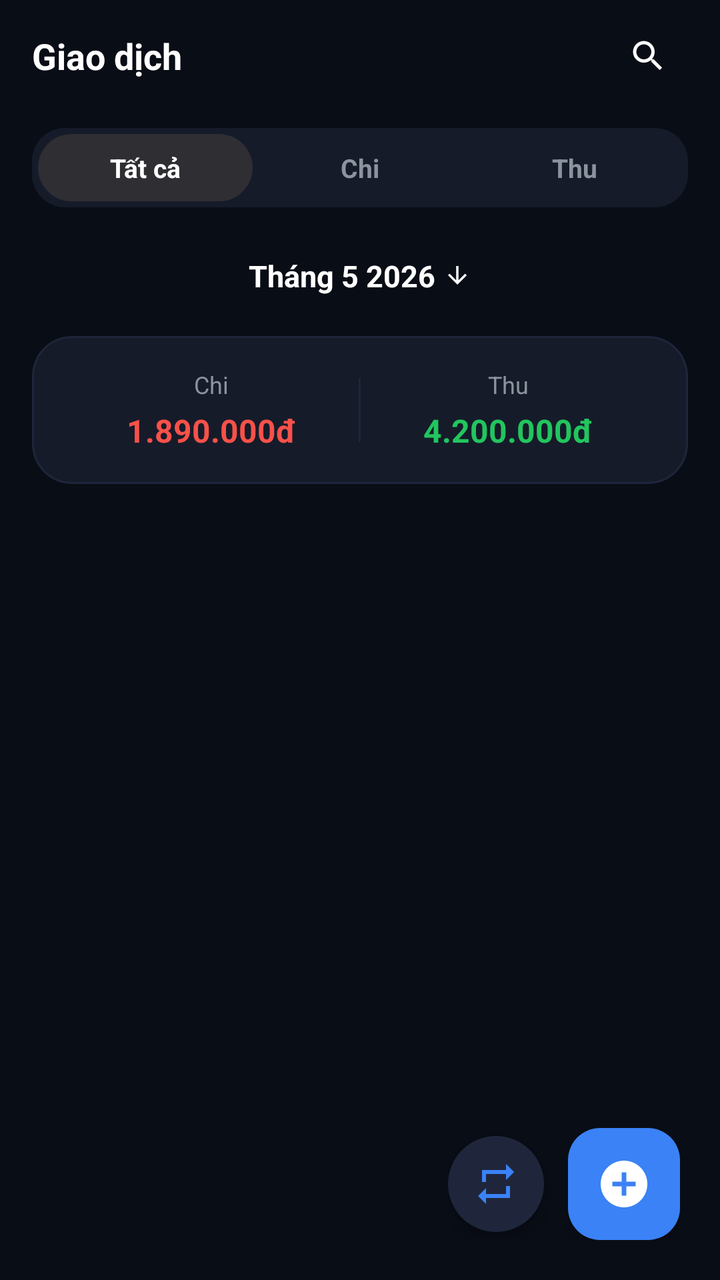
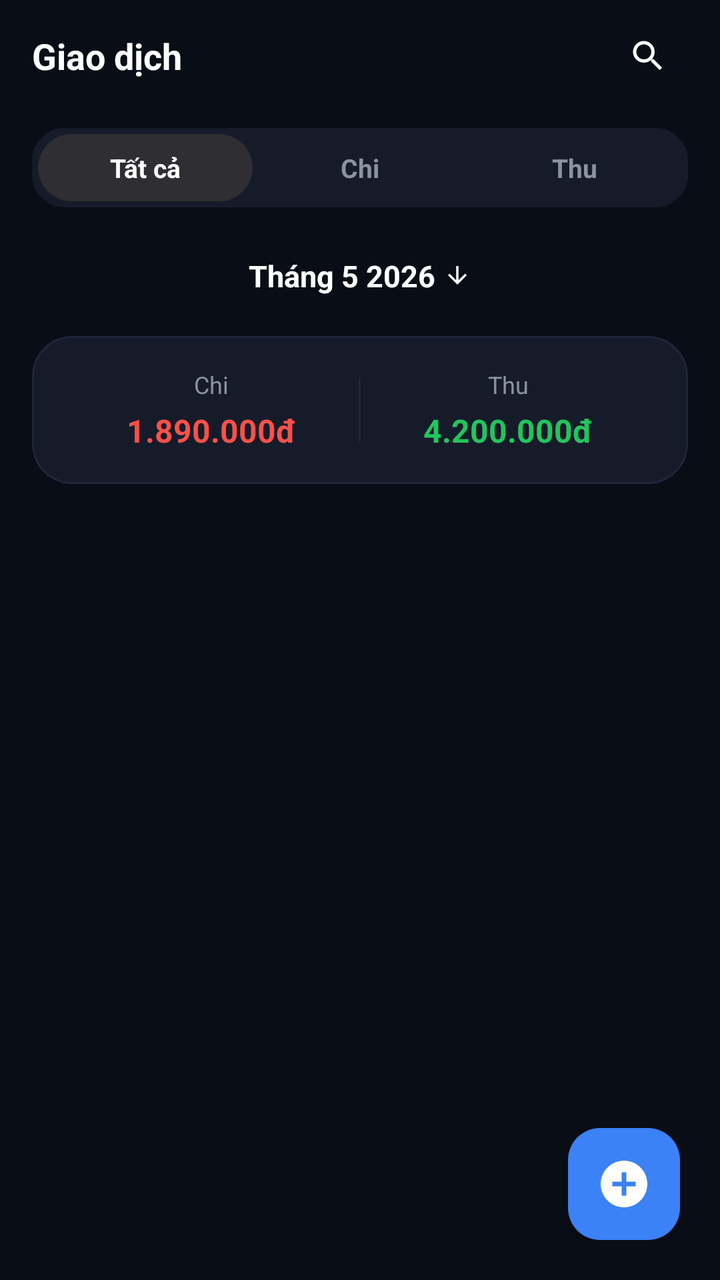

Compare the two renders of this Android layout. The source of the first and the diff that turns it into the second are given below.
<!-- AndroidManifest.xml: application theme Theme.PersonalFinance -->
<!-- res/layout/fragment_transaction_list.xml -->
<?xml version="1.0" encoding="utf-8"?>
<androidx.constraintlayout.widget.ConstraintLayout
    xmlns:android="http://schemas.android.com/apk/res/android"
    xmlns:app="http://schemas.android.com/apk/res-auto"
    xmlns:tools="http://schemas.android.com/tools"
    android:layout_width="match_parent"
    android:layout_height="match_parent"
    android:background="@color/background">

    
    <RelativeLayout
        android:id="@+id/headerBar"
        android:layout_width="match_parent"
        android:layout_height="56dp"
        android:paddingHorizontal="16dp"
        app:layout_constraintTop_toTopOf="parent">

        <TextView
            android:layout_width="wrap_content"
            android:layout_height="wrap_content"
            android:layout_centerVertical="true"
            android:layout_alignParentStart="true"
            android:text="@string/nav_transactions"
            android:textColor="@color/text_primary"
            android:textSize="18sp"
            android:textStyle="bold" />

        <LinearLayout
            android:layout_width="wrap_content"
            android:layout_height="wrap_content"
            android:layout_alignParentEnd="true"
            android:layout_centerVertical="true"
            android:orientation="horizontal">

            <ImageView
                android:id="@+id/btnSearch"
                android:layout_width="40dp"
                android:layout_height="40dp"
                android:src="@drawable/ic_search_lens"
                android:padding="10dp"
                app:tint="@color/text_primary"
                android:background="?attr/selectableItemBackgroundBorderless"
                android:clickable="true"
                android:focusable="true"
                android:contentDescription="@string/ui_tim_kiem" />

        </LinearLayout>
    </RelativeLayout>

    
    <LinearLayout
        android:id="@+id/searchBarContainer"
        android:layout_width="match_parent"
        android:layout_height="wrap_content"
        android:orientation="horizontal"
        android:visibility="gone"
        android:paddingHorizontal="16dp"
        android:paddingBottom="8dp"
        app:layout_constraintTop_toBottomOf="@id/headerBar">

        <EditText
            android:id="@+id/edtSearchQuery"
            android:layout_width="0dp"
            android:layout_height="44dp"
            android:layout_weight="1"
            android:background="@drawable/bg_input_field"
            android:hint="@string/ui_tim_kiem_ghi_chu_danh_muc"
            android:textColor="@color/white"
            android:textColorHint="@color/text_hint"
            android:textSize="14sp"
            android:paddingHorizontal="16dp"
            android:maxLines="1"
            android:imeOptions="actionSearch"
            android:inputType="text" />
    </LinearLayout>

    
    <LinearLayout
        android:id="@+id/tabSelector"
        android:layout_width="match_parent"
        android:layout_height="wrap_content"
        android:orientation="horizontal"
        android:background="@drawable/bg_rounded_card"
        android:backgroundTint="@color/surface"
        android:padding="3dp"
        android:layout_marginHorizontal="16dp"
        android:layout_marginTop="8dp"
        app:layout_constraintTop_toBottomOf="@id/searchBarContainer">

        <TextView
            android:id="@+id/tabAll"
            android:layout_width="0dp"
            android:layout_height="wrap_content"
            android:layout_weight="1"
            android:gravity="center"
            android:paddingVertical="8dp"
            android:text="@string/ui_tat_ca"
            android:textColor="@color/white"
            android:textSize="13sp"
            android:textStyle="bold"
            android:background="@drawable/bg_button_rounded"
            android:backgroundTint="#2E2E33"
            android:clickable="true"
            android:focusable="true" />

        <TextView
            android:id="@+id/tabExpense"
            android:layout_width="0dp"
            android:layout_height="wrap_content"
            android:layout_weight="1"
            android:gravity="center"
            android:paddingVertical="8dp"
            android:text="@string/home_expense"
            android:textColor="@color/text_secondary"
            android:textSize="13sp"
            android:textStyle="bold"
            android:clickable="true"
            android:focusable="true" />

        <TextView
            android:id="@+id/tabIncome"
            android:layout_width="0dp"
            android:layout_height="wrap_content"
            android:layout_weight="1"
            android:gravity="center"
            android:paddingVertical="8dp"
            android:text="@string/home_income"
            android:textColor="@color/text_secondary"
            android:textSize="13sp"
            android:textStyle="bold"
            android:clickable="true"
            android:focusable="true" />

    </LinearLayout>

    
    <LinearLayout
        android:id="@+id/monthSelectorContainer"
        android:layout_width="wrap_content"
        android:layout_height="wrap_content"
        android:orientation="horizontal"
        android:gravity="center"
        android:layout_marginTop="16dp"
        android:clickable="true"
        android:focusable="true"
        android:background="?attr/selectableItemBackground"
        android:padding="8dp"
        app:layout_constraintTop_toBottomOf="@id/tabSelector"
        app:layout_constraintStart_toStartOf="parent"
        app:layout_constraintEnd_toEndOf="parent">

        <TextView
            android:id="@+id/tvMonthTitle"
            android:layout_width="wrap_content"
            android:layout_height="wrap_content"
            android:text="@string/ui_thang_5_2026"
            android:textColor="@color/text_primary"
            android:textSize="15sp"
            android:textStyle="bold" />

        <ImageView
            android:layout_width="14dp"
            android:layout_height="14dp"
            android:src="@drawable/ic_arrow_down"
            android:layout_marginStart="4dp"
            app:tint="@color/text_primary" />
    </LinearLayout>

    
    <com.google.android.material.card.MaterialCardView
        android:id="@+id/cardSummary"
        android:layout_width="match_parent"
        android:layout_height="wrap_content"
        android:layout_marginHorizontal="16dp"
        android:layout_marginTop="12dp"
        app:cardCornerRadius="20dp"
        app:cardElevation="0dp"
        app:strokeWidth="1dp"
        app:strokeColor="@color/divider"
        app:cardBackgroundColor="@color/surface"
        app:layout_constraintTop_toBottomOf="@id/monthSelectorContainer">

        <LinearLayout
            android:layout_width="match_parent"
            android:layout_height="wrap_content"
            android:orientation="horizontal"
            android:padding="16dp"
            android:baselineAligned="false">

            
            <LinearLayout
                android:layout_width="0dp"
                android:layout_height="wrap_content"
                android:layout_weight="1"
                android:orientation="vertical"
                android:gravity="center">

                <TextView
                    android:layout_width="wrap_content"
                    android:layout_height="wrap_content"
                    android:text="@string/home_expense"
                    android:textColor="@color/text_secondary"
                    android:textSize="12sp" />

                <TextView
                    android:id="@+id/tvSummaryExpense"
                    android:layout_width="wrap_content"
                    android:layout_height="wrap_content"
                    android:layout_marginTop="4dp"
                    android:text="@string/ui_1_890_000d"
                    android:textColor="@color/expense_red"
                    android:textSize="16sp"
                    android:textStyle="bold" />
            </LinearLayout>

            
            <View
                android:layout_width="1dp"
                android:layout_height="32dp"
                android:background="@color/divider"
                android:layout_gravity="center_vertical" />

            
            <LinearLayout
                android:layout_width="0dp"
                android:layout_height="wrap_content"
                android:layout_weight="1"
                android:orientation="vertical"
                android:gravity="center">

                <TextView
                    android:layout_width="wrap_content"
                    android:layout_height="wrap_content"
                    android:text="@string/home_income"
                    android:textColor="@color/text_secondary"
                    android:textSize="12sp" />

                <TextView
                    android:id="@+id/tvSummaryIncome"
                    android:layout_width="wrap_content"
                    android:layout_height="wrap_content"
                    android:layout_marginTop="4dp"
                    android:text="@string/ui_4_200_000d"
                    android:textColor="@color/income_green"
                    android:textSize="16sp"
                    android:textStyle="bold" />
            </LinearLayout>
        </LinearLayout>
    </com.google.android.material.card.MaterialCardView>

    
    <LinearLayout
        android:id="@+id/emptyState"
        android:layout_width="wrap_content"
        android:layout_height="wrap_content"
        android:orientation="vertical"
        android:gravity="center"
        android:visibility="gone"
        app:layout_constraintTop_toBottomOf="@id/cardSummary"
        app:layout_constraintBottom_toBottomOf="parent"
        app:layout_constraintStart_toStartOf="parent"
        app:layout_constraintEnd_toEndOf="parent">

        <ImageView
            android:layout_width="64dp"
            android:layout_height="64dp"
            android:src="@drawable/ic_recurring"
            app:tint="@color/text_hint" />

        <TextView
            android:layout_width="wrap_content"
            android:layout_height="wrap_content"
            android:layout_marginTop="16dp"
            android:text="@string/ui_chua_co_giao_dich"
            android:textColor="@color/text_primary"
            android:textSize="16sp"
            android:textStyle="bold" />

        <TextView
            android:layout_width="wrap_content"
            android:layout_height="wrap_content"
            android:layout_marginTop="6dp"
            android:text="@string/ui_them_giao_dich_de_quan_ly_tai_chinh_hieu_qua_hon"
            android:textColor="@color/text_secondary"
            android:textSize="12sp" />
    </LinearLayout>

    
    <androidx.recyclerview.widget.RecyclerView
        android:id="@+id/rvTransactions"
        android:layout_width="match_parent"
        android:layout_height="0dp"
        android:layout_marginTop="12dp"
        android:clipToPadding="false"
        android:paddingBottom="84dp"
        app:layout_constraintTop_toBottomOf="@id/cardSummary"
        app:layout_constraintBottom_toBottomOf="parent" />

    
    <LinearLayout
        android:layout_width="wrap_content"
        android:layout_height="wrap_content"
        android:orientation="horizontal"
        android:gravity="center_vertical"
        android:layout_margin="20dp"
        app:layout_constraintBottom_toBottomOf="parent"
        app:layout_constraintEnd_toEndOf="parent">

        
        <FrameLayout
            android:id="@+id/btnRecurringScheduler"
            android:layout_width="48dp"
            android:layout_height="48dp"
            android:background="@drawable/bg_circle"
            android:backgroundTint="#1F263B"
            android:elevation="6dp"
            android:clickable="true"
            android:focusable="true"
            android:layout_marginEnd="12dp">

            <ImageView
                android:layout_width="24dp"
                android:layout_height="24dp"
                android:layout_gravity="center"
                android:src="@drawable/ic_recurring"
                app:tint="@color/primary" />
        </FrameLayout>

        
        <com.google.android.material.floatingactionbutton.FloatingActionButton
            android:id="@+id/fabAdd"
            android:layout_width="wrap_content"
            android:layout_height="wrap_content"
            android:src="@drawable/ic_add"
            app:tint="@color/white"
            app:backgroundTint="@color/primary"
            app:fabSize="normal"
            app:maxImageSize="28dp"
            app:elevation="6dp"
            android:contentDescription="@string/home_quick_add" />
    </LinearLayout>

</androidx.constraintlayout.widget.ConstraintLayout>
<!-- resources referenced by this layout -->
<resources>
  <color name="background">#090D16</color>
  <color name="divider">#1F263B</color>
  <color name="expense_red">#F85149</color>
  <color name="income_green">#22C55E</color>
  <color name="primary">#3B82F6</color>
  <color name="surface">#161B2A</color>
  <color name="text_hint">#586069</color>
  <color name="text_primary">#FFFFFF</color>
  <color name="text_secondary">#8B949E</color>
  <color name="white">#FFFFFFFF</color>
  <!-- drawable bg_button_rounded (drawable) -->
  <?xml version="1.0" encoding="utf-8"?>
  <shape xmlns:android="http://schemas.android.com/apk/res/android"
      android:shape="rectangle">
      <corners android:radius="24dp" />
      <solid android:color="@color/primary" />
  </shape>
  <!-- drawable bg_circle (drawable) -->
  <?xml version="1.0" encoding="utf-8"?>
  <shape xmlns:android="http://schemas.android.com/apk/res/android"
      android:shape="oval">
      <solid android:color="@color/surface_variant" />
      <size
          android:width="48dp"
          android:height="48dp" />
  </shape>
  <!-- drawable bg_input_field (drawable) -->
  <?xml version="1.0" encoding="utf-8"?>
  <shape xmlns:android="http://schemas.android.com/apk/res/android"
      android:shape="rectangle">
      <corners android:radius="12dp" />
      <solid android:color="@color/surface" />
      <stroke
          android:width="1dp"
          android:color="@color/divider" />
  </shape>
  <!-- drawable bg_rounded_card (drawable) -->
  <?xml version="1.0" encoding="utf-8"?>
  <shape xmlns:android="http://schemas.android.com/apk/res/android"
      android:shape="rectangle">
      <corners android:radius="16dp" />
      <solid android:color="@color/surface" />
      <stroke
          android:width="1dp"
          android:color="@color/divider" />
  </shape>
  <!-- drawable ic_add (drawable) -->
  <vector xmlns:android="http://schemas.android.com/apk/res/android"
      android:width="24dp"
      android:height="24dp"
      android:viewportWidth="24"
      android:viewportHeight="24">
    <path
        android:pathData="M12,2C6.48,2 2,6.48 2,12s4.48,10 10,10 10-4.48 10-10S17.52,2 12,2zm5,11h-4v4h-2v-4H7v-2h4V7h2v4h4v2z"
        android:fillColor="#FFFFFFFF"/>
  </vector>
  <!-- drawable ic_arrow_down (drawable) -->
  <vector xmlns:android="http://schemas.android.com/apk/res/android"
      android:width="16dp"
      android:height="16dp"
      android:viewportWidth="24"
      android:viewportHeight="24">
    <path
        android:pathData="M20,12l-1.41,-1.41L13,16.17V4h-2v12.17l-5.58,-5.59L4,12l8,8 8,-8z"
        android:fillColor="#FFEF4444"/>
  </vector>
  <!-- drawable ic_recurring (drawable) -->
  <vector xmlns:android="http://schemas.android.com/apk/res/android"
      android:width="24dp"
      android:height="24dp"
      android:viewportWidth="24"
      android:viewportHeight="24">
    <path
        android:pathData="M7,7h10v3l4,-4l-4,-4v3H5v6h2V7zm10,10H7v-3l-4,4l4,4v-3h12v-6h-2v4z"
        android:fillColor="#FFFFFFFF"/>
  </vector>
  <string name="home_expense">Chi</string>
  <string name="home_income">Thu</string>
  <string name="home_quick_add">Thêm nhanh</string>
  <string name="nav_transactions">Giao dịch</string>
  <string name="ui_1_890_000d">1.890.000đ</string>
  <string name="ui_4_200_000d">4.200.000đ</string>
  <string name="ui_chua_co_giao_dich">Chưa có giao dịch</string>
  <string name="ui_tat_ca">Tất cả</string>
  <string name="ui_thang_5_2026">Tháng 5 2026</string>
  <string name="ui_them_giao_dich_de_quan_ly_tai_chinh_hieu_qua_hon">Thêm giao dịch để quản lý tài chính hiệu quả hơn</string>
  <string name="ui_tim_kiem">Tìm kiếm</string>
  <string name="ui_tim_kiem_ghi_chu_danh_muc">Tìm kiếm ghi chú, danh mục...</string>
  <color name="surface_variant">#1F263B</color>
  <color name="primary_dark">#06080C</color>
  <color name="primary_variant">#2563EB</color>
  <color name="secondary">#F85149</color>
  <color name="secondary_variant">#D946EF</color>
  <!-- unchanged entries left out for length: 2 -->
</resources>

<!-- the commit's change to res/layout/fragment_transaction_list.xml (unified diff, before → after) -->
@@ -316,6 +316,7 @@
             android:elevation="6dp"
             android:clickable="true"
             android:focusable="true"
+            android:visibility="gone"
             android:layout_marginEnd="12dp">
 
             <ImageView
